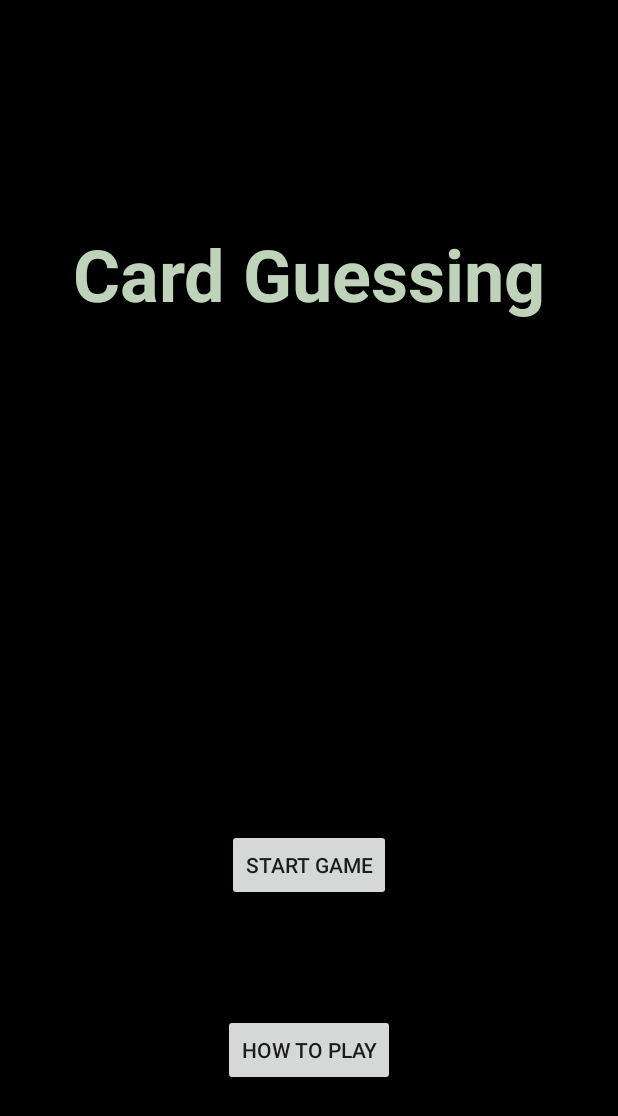
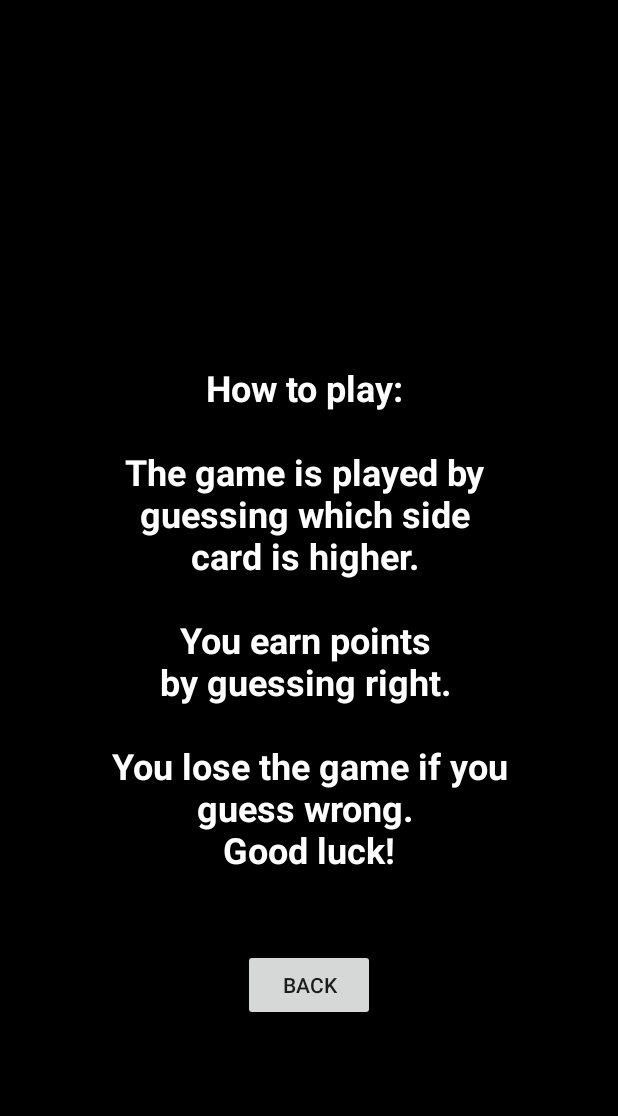
Before and after one commit to MouhammadAzroun/Card-Guess, an Android app: the screen it shows after launch (MainActivity before the commit, HowToPlayActivity after it), after a tap on "HOW TO PLAY", on a phone screen of 412 x 824 dp. Shown: the top 1116 px of the screen. Run offline under Robolectric (Android 15) with nearby library versions, the phone set to English and light mode, and no system bars.

Commit message:
How to play activity

```diff
--- a/app/src/main/AndroidManifest.xml
+++ b/app/src/main/AndroidManifest.xml
@@ -12,6 +12,13 @@
         android:supportsRtl="true"
         android:theme="@style/Theme.CardGuessing"
         tools:targetApi="31">
+        <activity
+            android:name=".HowToPlayActivity"
+            android:exported="false">
+            <meta-data
+                android:name="android.app.lib_name"
+                android:value="" />
+        </activity>
         <activity
             android:name=".MainActivity"
             android:exported="true">
--- /dev/null
+++ b/app/src/main/java/com/example/cardguessing/HowToPlayActivity.kt
@@ -0,0 +1,36 @@
+package com.example.cardguessing
+
+import android.content.Intent
+import androidx.appcompat.app.AppCompatActivity
+import android.os.Bundle
+import android.widget.Button
+import android.widget.TextView
+
+class HowToPlayActivity : AppCompatActivity() {
+    lateinit var howToPlayText : TextView
+    override fun onCreate(savedInstanceState: Bundle?) {
+        super.onCreate(savedInstanceState)
+        setContentView(R.layout.activity_how_to_play)
+
+        howToPlayText = findViewById(R.id.textView2)
+        howToPlayText.text = "How to play: \n" +
+                "\n" +
+                "The game is played by \n" +
+                "guessing which side \n" +
+                "card is higher. \n" +
+                "\n" +
+                "You earn points \n" +
+                "by guessing right. \n" +
+                "\n" +
+                "You lose the game if you\n" +
+                "guess wrong. \n" +
+                "Good luck!"
+
+        val backButton = findViewById<Button>(R.id.back)
+
+        backButton.setOnClickListener(){
+            val intent = Intent(this, MainActivity::class.java)
+            startActivity(intent)
+        }
+    }
+}
--- a/app/src/main/java/com/example/cardguessing/MainActivity.kt
+++ b/app/src/main/java/com/example/cardguessing/MainActivity.kt
@@ -1,5 +1,6 @@
 package com.example.cardguessing
 
+import android.content.Intent
 import androidx.appcompat.app.AppCompatActivity
 import android.os.Bundle
 import android.widget.Button
@@ -17,7 +18,8 @@ class MainActivity : AppCompatActivity() {
         }
 
         howToPlay.setOnClickListener(){
-
+            val intent = Intent(this, HowToPlayActivity::class.java)
+            startActivity(intent)
         }
     }
 }
--- /dev/null
+++ b/app/src/main/res/layout/activity_how_to_play.xml
@@ -0,0 +1,34 @@
+<?xml version="1.0" encoding="utf-8"?>
+<androidx.constraintlayout.widget.ConstraintLayout xmlns:android="http://schemas.android.com/apk/res/android"
+    xmlns:app="http://schemas.android.com/apk/res-auto"
+    xmlns:tools="http://schemas.android.com/tools"
+    android:layout_width="match_parent"
+    android:layout_height="match_parent"
+    android:background="#000000"
+    tools:context=".HowToPlayActivity">
+
+    <TextView
+        android:id="@+id/textView2"
+        android:layout_width="wrap_content"
+        android:layout_height="wrap_content"
+        android:text="TextView"
+        android:textAlignment="center"
+        android:textColor="#FFFFFF"
+        android:textSize="24sp"
+        android:textStyle="bold"
+        app:layout_constraintBottom_toBottomOf="parent"
+        app:layout_constraintEnd_toEndOf="parent"
+        app:layout_constraintStart_toStartOf="parent"
+        app:layout_constraintTop_toTopOf="parent" />
+
+    <Button
+        android:id="@+id/back"
+        android:layout_width="wrap_content"
+        android:layout_height="wrap_content"
+        android:layout_marginTop="50dp"
+        android:text="Back"
+        app:layout_constraintEnd_toEndOf="parent"
+        app:layout_constraintStart_toStartOf="parent"
+        app:layout_constraintTop_toBottomOf="@+id/textView2" />
+
+</androidx.constraintlayout.widget.ConstraintLayout>
```
